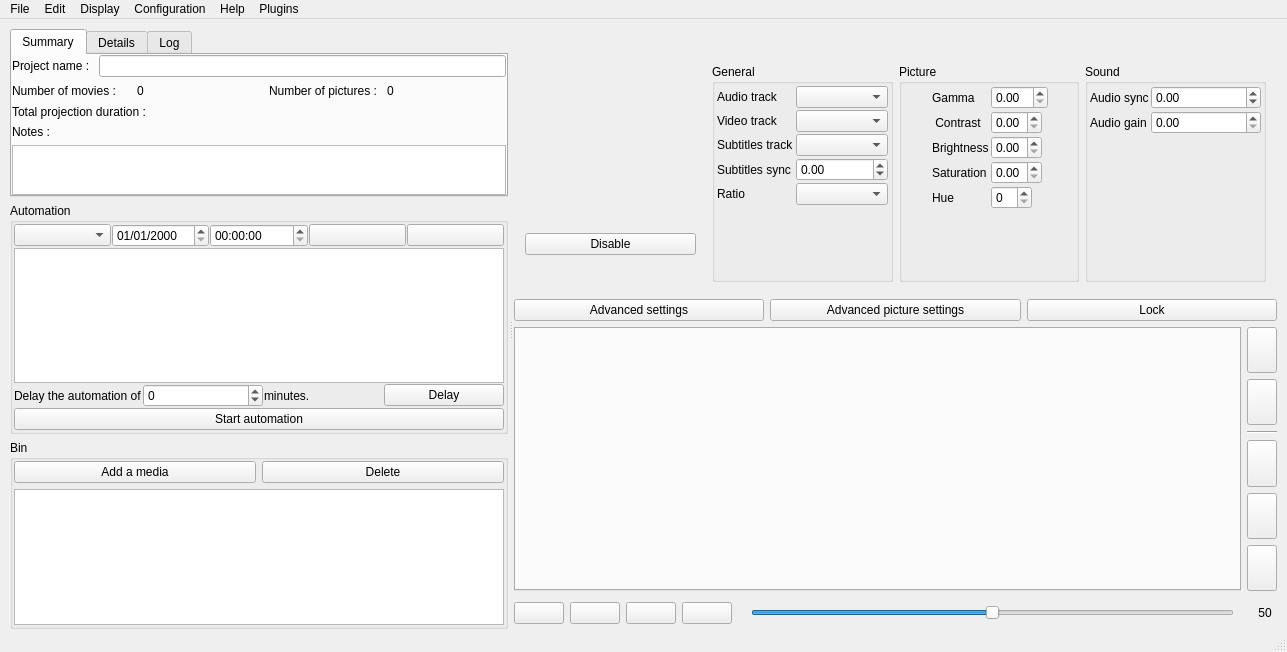
Before: the Qt Designer form src/mainwindow.ui in cinemaouvert/OPP, drawn with Qt 5.
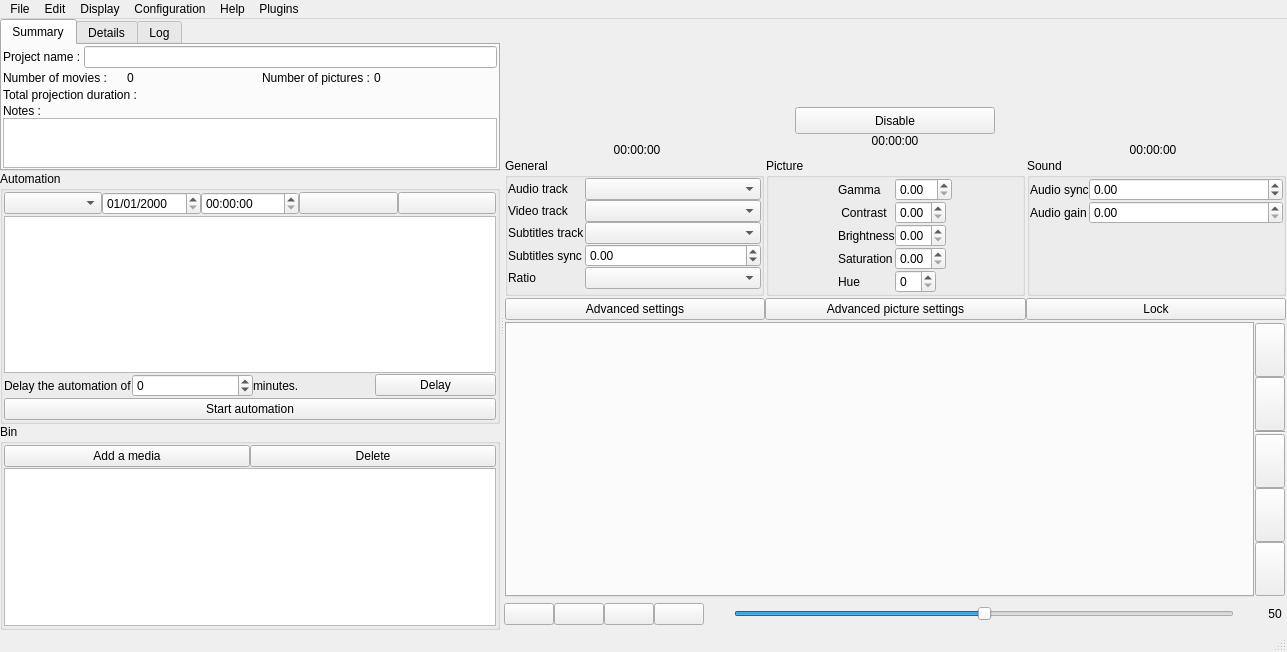
After: the same form once the commit is applied. The open tabs and pages were chosen to show the change. Icons and pictures are not drawn. Custom widgets are drawn as their Qt base class.

Commit message: 3 screens back

The edit to the form file:
```diff
--- a/src/mainwindow.ui
+++ b/src/mainwindow.ui
@@ -18,6 +18,18 @@
   </property>
   <widget class="QWidget" name="centralwidget">
    <layout class="QVBoxLayout" name="verticalLayout_16">
+    <property name="spacing">
+     <number>0</number>
+    </property>
+    <property name="leftMargin">
+     <number>0</number>
+    </property>
+    <property name="topMargin">
+     <number>0</number>
+    </property>
+    <property name="rightMargin">
+     <number>0</number>
+    </property>
     <property name="bottomMargin">
      <number>0</number>
     </property>
@@ -34,8 +46,20 @@
         </size>
        </property>
        <layout class="QVBoxLayout" name="verticalLayout_3">
-        <property name="margin">
-         <number>1</number>
+        <property name="spacing">
+         <number>0</number>
+        </property>
+        <property name="leftMargin">
+         <number>0</number>
+        </property>
+        <property name="topMargin">
+         <number>0</number>
+        </property>
+        <property name="rightMargin">
+         <number>0</number>
+        </property>
+        <property name="bottomMargin">
+         <number>0</number>
         </property>
         <item>
          <widget class="QTabWidget" name="projectTabWidget">
@@ -47,11 +71,26 @@
             <string>Summary</string>
            </attribute>
            <layout class="QVBoxLayout" name="verticalLayout_6">
-            <property name="margin">
-             <number>0</number>
+            <property name="spacing">
+             <number>2</number>
+            </property>
+            <property name="leftMargin">
+             <number>1</number>
+            </property>
+            <property name="topMargin">
+             <number>1</number>
+            </property>
+            <property name="rightMargin">
+             <number>1</number>
+            </property>
+            <property name="bottomMargin">
+             <number>1</number>
             </property>
             <item>
              <layout class="QHBoxLayout" name="horizontalLayout_8">
+              <property name="spacing">
+               <number>0</number>
+              </property>
               <item alignment="Qt::AlignLeft">
                <widget class="QLabel" name="labelprogEdit">
                 <property name="sizePolicy">
@@ -72,6 +111,9 @@
             </item>
             <item>
              <layout class="QHBoxLayout" name="horizontalLayout_9">
+              <property name="spacing">
+               <number>0</number>
+              </property>
               <item>
                <widget class="QLabel" name="label_3">
                 <property name="text">
@@ -104,6 +146,9 @@
             </item>
             <item>
              <layout class="QHBoxLayout" name="horizontalLayout_10">
+              <property name="spacing">
+               <number>0</number>
+              </property>
               <item>
                <widget class="QLabel" name="label_7">
                 <property name="sizePolicy">
@@ -128,6 +173,9 @@
             </item>
             <item>
              <layout class="QVBoxLayout" name="verticalLayout_17">
+              <property name="spacing">
+               <number>0</number>
+              </property>
               <item>
                <widget class="QLabel" name="labelnoteEdit">
                 <property name="sizePolicy">
@@ -166,7 +214,19 @@
             <string>Details</string>
            </attribute>
            <layout class="QVBoxLayout" name="verticalLayout_7">
-            <property name="margin">
+            <property name="spacing">
+             <number>0</number>
+            </property>
+            <property name="leftMargin">
+             <number>0</number>
+            </property>
+            <property name="topMargin">
+             <number>0</number>
+            </property>
+            <property name="rightMargin">
+             <number>0</number>
+            </property>
+            <property name="bottomMargin">
              <number>0</number>
             </property>
             <item>
@@ -204,7 +264,19 @@
             <string>Log</string>
            </attribute>
            <layout class="QVBoxLayout" name="verticalLayout_8">
-            <property name="margin">
+            <property name="spacing">
+             <number>0</number>
+            </property>
+            <property name="leftMargin">
+             <number>0</number>
+            </property>
+            <property name="topMargin">
+             <number>0</number>
+            </property>
+            <property name="rightMargin">
+             <number>0</number>
+            </property>
+            <property name="bottomMargin">
              <number>0</number>
             </property>
             <item>
@@ -227,11 +299,23 @@
            <property name="spacing">
             <number>1</number>
            </property>
-           <property name="margin">
+           <property name="leftMargin">
+            <number>1</number>
+           </property>
+           <property name="topMargin">
+            <number>1</number>
+           </property>
+           <property name="rightMargin">
+            <number>1</number>
+           </property>
+           <property name="bottomMargin">
             <number>1</number>
            </property>
            <item>
             <layout class="QHBoxLayout" name="horizontalLayout_4">
+             <property name="spacing">
+              <number>0</number>
+             </property>
              <item>
               <widget class="QComboBox" name="schedulePlaylistListComboBox"/>
              </item>
@@ -288,6 +372,9 @@
            </item>
            <item>
             <layout class="QHBoxLayout" name="horizontalLayout_5">
+             <property name="spacing">
+              <number>0</number>
+             </property>
              <item>
               <widget class="QLabel" name="label_delay1">
                <property name="text">
@@ -343,11 +430,26 @@
            <string>Bin</string>
           </property>
           <layout class="QVBoxLayout" name="verticalLayout_4">
-           <property name="margin">
+           <property name="spacing">
+            <number>1</number>
+           </property>
+           <property name="leftMargin">
+            <number>1</number>
+           </property>
+           <property name="topMargin">
+            <number>1</number>
+           </property>
+           <property name="rightMargin">
+            <number>1</number>
+           </property>
+           <property name="bottomMargin">
             <number>1</number>
            </property>
            <item>
             <layout class="QHBoxLayout" name="horizontalLayout_3">
+             <property name="spacing">
+              <number>0</number>
+             </property>
              <item>
               <widget class="QPushButton" name="binAddMediaButton">
                <property name="text">
@@ -413,50 +515,194 @@
         </size>
        </property>
        <layout class="QVBoxLayout" name="verticalLayout">
-        <property name="margin">
-         <number>1</number>
+        <property name="spacing">
+         <number>0</number>
+        </property>
+        <property name="leftMargin">
+         <number>0</number>
+        </property>
+        <property name="topMargin">
+         <number>0</number>
+        </property>
+        <property name="rightMargin">
+         <number>0</number>
+        </property>
+        <property name="bottomMargin">
+         <number>0</number>
         </property>
         <item>
          <widget class="QFrame" name="horizontalFrame">
           <layout class="QHBoxLayout" name="horizontalLayout_2">
-           <property name="margin">
-            <number>1</number>
+           <property name="spacing">
+            <number>0</number>
+           </property>
+           <property name="leftMargin">
+            <number>0</number>
+           </property>
+           <property name="topMargin">
+            <number>0</number>
+           </property>
+           <property name="rightMargin">
+            <number>0</number>
+           </property>
+           <property name="bottomMargin">
+            <number>0</number>
            </property>
            <item>
             <widget class="QFrame" name="verticalFrame_3">
              <layout class="QVBoxLayout" name="verticalLayout_2">
-              <property name="margin">
-               <number>1</number>
+              <property name="spacing">
+               <number>0</number>
+              </property>
+              <property name="leftMargin">
+               <number>0</number>
+              </property>
+              <property name="topMargin">
+               <number>0</number>
+              </property>
+              <property name="rightMargin">
+               <number>0</number>
+              </property>
+              <property name="bottomMargin">
+               <number>0</number>
               </property>
               <item>
                <widget class="SeekWidget" name="seekWidget" native="true">
-                <layout class="QGridLayout" name="gridLayout"/>
+                <layout class="QGridLayout" name="gridLayout">
+                 <property name="leftMargin">
+                  <number>0</number>
+                 </property>
+                 <property name="topMargin">
+                  <number>5</number>
+                 </property>
+                 <property name="rightMargin">
+                  <number>0</number>
+                 </property>
+                 <property name="bottomMargin">
+                  <number>0</number>
+                 </property>
+                 <property name="spacing">
+                  <number>0</number>
+                 </property>
+                </layout>
                </widget>
               </item>
               <item>
-               <widget class="QWidget" name="mediaSettingsWidget" native="true">
-                <layout class="QHBoxLayout" name="horizontalLayout_7">
-                 <item>
-                  <widget class="QStackedWidget" name="stackedWidget">
-                   <property name="currentIndex">
-                    <number>0</number>
-                   </property>
-                   <widget class="QWidget" name="page_stream">
-                    <widget class="QWidget" name="layoutWidget">
-                     <property name="geometry">
-                      <rect>
-                       <x>0</x>
-                       <y>10</y>
-                       <width>171</width>
-                       <height>181</height>
-                      </rect>
-                     </property>
-                     <layout class="QVBoxLayout" name="verticalLayout_18">
+               <layout class="QHBoxLayout" name="horizontalLayout_12">
+                <property name="spacing">
+                 <number>0</number>
+                </property>
+                <property name="leftMargin">
+                 <number>0</number>
+                </property>
+                <property name="topMargin">
+                 <number>0</number>
+                </property>
+                <item>
+                 <layout class="QGridLayout" name="gridLayout_Before">
+                  <property name="leftMargin">
+                   <number>0</number>
+                  </property>
+                  <property name="topMargin">
+                   <number>0</number>
+                  </property>
+                  <property name="rightMargin">
+                   <number>0</number>
+                  </property>
+                  <property name="bottomMargin">
+                   <number>0</number>
+                  </property>
+                  <property name="spacing">
+                   <number>0</number>
+                  </property>
+                  <item row="0" column="0">
+                   <widget class="QLabel" name="screenBefore">
+                    <property name="sizePolicy">
+                     <sizepolicy hsizetype="Expanding" vsizetype="Expanding">
+                      <horstretch>0</horstretch>
+                      <verstretch>0</verstretch>
+                     </sizepolicy>
+                    </property>
+                    <property name="maximumSize">
+                     <size>
+                      <width>200</width>
+                      <height>200</height>
+                     </size>
+                    </property>
+                    <property name="text">
+                     <string/>
+                    </property>
+                    <property name="pixmap">
+                     <pixmap resource="../images.qrc">:/icons/resources/images/intertitle.jpg</pixmap>
+                    </property>
+                   </widget>
+                  </item>
+                  <item row="1" column="0">
+                   <widget class="QLabel" name="labelBefore">
+                    <property name="text">
+                     <string>00:00:00</string>
+                    </property>
+                    <property name="alignment">
+                     <set>Qt::AlignCenter</set>
+                    </property>
+                   </widget>
+                  </item>
+                 </layout>
+                </item>
+                <item>
+                 <widget class="QStackedWidget" name="stackedWidget">
+                  <property name="sizePolicy">
+                   <sizepolicy hsizetype="Expanding" vsizetype="Expanding">
+                    <horstretch>0</horstretch>
+                    <verstretch>0</verstretch>
+                   </sizepolicy>
+                  </property>
+                  <property name="maximumSize">
+                   <size>
+                    <width>250</width>
+                    <height>250</height>
+                   </size>
+                  </property>
+                  <property name="currentIndex">
+                   <number>2</number>
+                  </property>
+                  <widget class="QWidget" name="page_stream">
+                   <layout class="QHBoxLayout" name="horizontalLayout_13">
+                    <item>
+                     <layout class="QVBoxLayout" name="verticalLayout_Stream">
+                      <property name="spacing">
+                       <number>0</number>
+                      </property>
                       <item>
-                       <widget class="VideoWidget" name="backWidget" native="true"/>
+                       <widget class="VideoWidget" name="backWidget" native="true">
+                        <property name="sizePolicy">
+                         <sizepolicy hsizetype="Expanding" vsizetype="Expanding">
+                          <horstretch>0</horstretch>
+                          <verstretch>0</verstretch>
+                         </sizepolicy>
+                        </property>
+                        <property name="maximumSize">
+                         <size>
+                          <width>200</width>
+                          <height>173</height>
+                         </size>
+                        </property>
+                       </widget>
                       </item>
                       <item>
                        <widget class="QPushButton" name="disableButton">
+                        <property name="sizePolicy">
+                         <sizepolicy hsizetype="Expanding" vsizetype="Expanding">
+                          <horstretch>0</horstretch>
+                          <verstretch>0</verstretch>
+                         </sizepolicy>
+                        </property>
+                        <property name="maximumSize">
+                         <size>
+                          <width>200</width>
+                          <height>27</height>
+                         </size>
+                        </property>
                         <property name="text">
                          <string>Disable</string>
                         </property>
@@ -469,30 +715,182 @@
                         </property>
                        </widget>
                       </item>
+                      <item>
+                       <widget class="QLabel" name="label_5">
+                        <property name="text">
+                         <string>00:00:00</string>
+                        </property>
+                        <property name="alignment">
+                         <set>Qt::AlignCenter</set>
+                        </property>
+                       </widget>
+                      </item>
                      </layout>
-                    </widget>
+                    </item>
+                   </layout>
+                  </widget>
+                  <widget class="QWidget" name="page_screen">
+                   <layout class="QHBoxLayout" name="horizontalLayout_14">
+                    <item>
+                     <layout class="QGridLayout" name="gridLayout_screen">
+                      <property name="leftMargin">
+                       <number>0</number>
+                      </property>
+                      <property name="spacing">
+                       <number>0</number>
+                      </property>
+                      <item row="0" column="0">
+                       <widget class="QLabel" name="screenBack">
+                        <property name="sizePolicy">
+                         <sizepolicy hsizetype="Expanding" vsizetype="Expanding">
+                          <horstretch>0</horstretch>
+                          <verstretch>0</verstretch>
+                         </sizepolicy>
+                        </property>
+                        <property name="minimumSize">
+                         <size>
+                          <width>0</width>
+                          <height>0</height>
+                         </size>
+                        </property>
+                        <property name="maximumSize">
+                         <size>
+                          <width>200</width>
+                          <height>200</height>
+                         </size>
+                        </property>
+                        <property name="text">
+                         <string/>
+                        </property>
+                        <property name="pixmap">
+                         <pixmap resource="../images.qrc">:/icons/resources/images/intertitle.jpg</pixmap>
+                        </property>
+                       </widget>
+                      </item>
+                      <item row="1" column="0">
+                       <widget class="QLabel" name="label_screen">
+                        <property name="text">
+                         <string>00:00:00</string>
+                        </property>
+                        <property name="alignment">
+                         <set>Qt::AlignCenter</set>
+                        </property>
+                       </widget>
+                      </item>
+                     </layout>
+                    </item>
+                   </layout>
+                  </widget>
+                  <widget class="QWidget" name="page_none">
+                   <layout class="QHBoxLayout" name="horizontalLayout_15">
+                    <item>
+                     <layout class="QGridLayout" name="gridLayout_2">
+                      <property name="spacing">
+                       <number>0</number>
+                      </property>
+                      <item row="0" column="0">
+                       <widget class="QLabel" name="screenBack_2">
+                        <property name="maximumSize">
+                         <size>
+                          <width>200</width>
+                          <height>200</height>
+                         </size>
+                        </property>
+                        <property name="text">
+                         <string/>
+                        </property>
+                        <property name="pixmap">
+                         <pixmap resource="../images.qrc">:/icons/resources/images/intertitle.jpg</pixmap>
+                        </property>
+                       </widget>
+                      </item>
+                      <item row="1" column="0">
+                       <widget class="QLabel" name="label_6">
+                        <property name="text">
+                         <string>00:00:00</string>
+                        </property>
+                        <property name="alignment">
+                         <set>Qt::AlignCenter</set>
+                        </property>
+                       </widget>
+                      </item>
+                     </layout>
+                    </item>
+                   </layout>
+                  </widget>
+                 </widget>
+                </item>
+                <item>
+                 <layout class="QGridLayout" name="gridLayout_After">
+                  <property name="leftMargin">
+                   <number>0</number>
+                  </property>
+                  <property name="topMargin">
+                   <number>0</number>
+                  </property>
+                  <property name="rightMargin">
+                   <number>0</number>
+                  </property>
+                  <property name="bottomMargin">
+                   <number>0</number>
+                  </property>
+                  <property name="spacing">
+                   <number>0</number>
+                  </property>
+                  <item row="1" column="0">
+                   <widget class="QLabel" name="labelAfter">
+                    <property name="text">
+                     <string>00:00:00</string>
+                    </property>
+                    <property name="alignment">
+                     <set>Qt::AlignCenter</set>
+                    </property>
                    </widget>
-                   <widget class="QWidget" name="page_screen">
-                    <widget class="QLabel" name="screenBack">
-                     <property name="geometry">
-                      <rect>
-                       <x>0</x>
-                       <y>20</y>
-                       <width>221</width>
-                       <height>181</height>
-                      </rect>
-                     </property>
-                     <property name="text">
-                      <string/>
-                     </property>
-                     <property name="pixmap">
-                      <pixmap resource="../images.qrc">:/icons/resources/images/intertitle.jpg</pixmap>
-                     </property>
-                    </widget>
+                  </item>
+                  <item row="0" column="0">
+                   <widget class="QLabel" name="screenAfter">
+                    <property name="sizePolicy">
+                     <sizepolicy hsizetype="Expanding" vsizetype="Expanding">
+                      <horstretch>0</horstretch>
+                      <verstretch>0</verstretch>
+                     </sizepolicy>
+                    </property>
+                    <property name="maximumSize">
+                     <size>
+                      <width>200</width>
+                      <height>200</height>
+                     </size>
+                    </property>
+                    <property name="text">
+                     <string/>
+                    </property>
+                    <property name="pixmap">
+                     <pixmap resource="../images.qrc">:/icons/resources/images/intertitle.jpg</pixmap>
+                    </property>
                    </widget>
-                   <widget class="QWidget" name="page_none"/>
-                  </widget>
-                 </item>
+                  </item>
+                 </layout>
+                </item>
+               </layout>
+              </item>
+              <item>
+               <widget class="QWidget" name="mediaSettingsWidget" native="true">
+                <layout class="QHBoxLayout" name="horizontalLayout_7">
+                 <property name="spacing">
+                  <number>0</number>
+                 </property>
+                 <property name="leftMargin">
+                  <number>0</number>
+                 </property>
+                 <property name="topMargin">
+                  <number>0</number>
+                 </property>
+                 <property name="rightMargin">
+                  <number>0</number>
+                 </property>
+                 <property name="bottomMargin">
+                  <number>0</number>
+                 </property>
                  <item>
                   <widget class="QFrame" name="frame">
                    <property name="frameShape">
@@ -502,9 +900,21 @@
                     <enum>QFrame::Raised</enum>
                    </property>
                    <layout class="QVBoxLayout" name="verticalLayout_10">
-                    <property name="margin">
+                    <property name="spacing">
                      <number>0</number>
                     </property>
+                    <property name="leftMargin">
+                     <number>1</number>
+                    </property>
+                    <property name="topMargin">
+                     <number>1</number>
+                    </property>
+                    <property name="rightMargin">
+                     <number>1</number>
+                    </property>
+                    <property name="bottomMargin">
+                     <number>1</number>
+                    </property>
                     <item>
                      <widget class="QGroupBox" name="groupBox_3">
                       <property name="sizePolicy">
@@ -521,10 +931,19 @@
                       </property>
                       <layout class="QVBoxLayout" name="verticalLayout_11">
                        <property name="spacing">
-                        <number>2</number>
+                        <number>0</number>
                        </property>
-                       <property name="margin">
-                        <number>2</number>
+                       <property name="leftMargin">
+                        <number>0</number>
+                       </property>
+                       <property name="topMargin">
+                        <number>0</number>
+                       </property>
+                       <property name="rightMargin">
+                        <number>0</number>
+                       </property>
+                       <property name="bottomMargin">
+                        <number>0</number>
                        </property>
                        <item>
                         <layout class="QFormLayout" name="formLayout_4">
@@ -535,10 +954,10 @@
                           <set>Qt::AlignHCenter|Qt::AlignTop</set>
                          </property>
                          <property name="horizontalSpacing">
-                          <number>2</number>
+                          <number>0</number>
                          </property>
                          <property name="verticalSpacing">
-                          <number>2</number>
+                          <number>0</number>
                          </property>
                          <item row="0" column="0">
                           <widget class="QLabel" name="audioTrackLabel">
@@ -618,9 +1037,21 @@
                     <enum>QFrame::Raised</enum>
                    </property>
                    <layout class="QVBoxLayout" name="verticalLayout_12">
-                    <property name="margin">
+                    <property name="spacing">
                      <number>0</number>
                     </property>
+                    <property name="leftMargin">
+                     <number>1</number>
+                    </property>
+                    <property name="topMargin">
+                     <number>1</number>
+                    </property>
+                    <property name="rightMargin">
+                     <number>1</number>
+                    </property>
+                    <property name="bottomMargin">
+                     <number>1</number>
+                    </property>
                     <item>
                      <widget class="QGroupBox" name="groupBox_4">
                       <property name="sizePolicy">
@@ -634,10 +1065,19 @@
                       </property>
                       <layout class="QVBoxLayout" name="verticalLayout_13" stretch="0">
                        <property name="spacing">
-                        <number>2</number>
+                        <number>0</number>
                        </property>
-                       <property name="margin">
-                        <number>2</number>
+                       <property name="leftMargin">
+                        <number>0</number>
+                       </property>
+                       <property name="topMargin">
+                        <number>0</number>
+                       </property>
+                       <property name="rightMargin">
+                        <number>0</number>
+                       </property>
+                       <property name="bottomMargin">
+                        <number>0</number>
                        </property>
                        <item>
                         <layout class="QFormLayout" name="formLayout">
@@ -645,10 +1085,10 @@
                           <set>Qt::AlignHCenter|Qt::AlignTop</set>
                          </property>
                          <property name="horizontalSpacing">
-                          <number>2</number>
+                          <number>0</number>
                          </property>
                          <property name="verticalSpacing">
-                          <number>2</number>
+                          <number>0</number>
                          </property>
                          <item row="0" column="0">
                           <widget class="QLabel" name="gammaLabel">
@@ -782,9 +1222,21 @@
                     <enum>QFrame::Raised</enum>
                    </property>
                    <layout class="QVBoxLayout" name="verticalLayout_14">
-                    <property name="margin">
+                    <property name="spacing">
                      <number>0</number>
                     </property>
+                    <property name="leftMargin">
+                     <number>1</number>
+                    </property>
+                    <property name="topMargin">
+                     <number>1</number>
+                    </property>
+                    <property name="rightMargin">
+                     <number>1</number>
+                    </property>
+                    <property name="bottomMargin">
+                     <number>1</number>
+                    </property>
                     <item>
                      <widget class="QGroupBox" name="groupBox_5">
                       <property name="sizePolicy">
@@ -798,10 +1250,19 @@
                       </property>
                       <layout class="QVBoxLayout" name="verticalLayout_15">
                        <property name="spacing">
-                        <number>2</number>
+                        <number>0</number>
                        </property>
-                       <property name="margin">
-                        <number>2</number>
+                       <property name="leftMargin">
+                        <number>0</number>
+                       </property>
+                       <property name="topMargin">
+                        <number>0</number>
+                       </property>
+                       <property name="rightMargin">
+                        <number>0</number>
+                       </property>
+                       <property name="bottomMargin">
+                        <number>0</number>
                        </property>
                        <item>
                         <layout class="QFormLayout" name="formLayout_2">
@@ -812,10 +1273,10 @@
                           <set>Qt::AlignHCenter|Qt::AlignTop</set>
                          </property>
                          <property name="horizontalSpacing">
-                          <number>2</number>
+                          <number>0</number>
                          </property>
                          <property name="verticalSpacing">
-                          <number>2</number>
+                          <number>0</number>
                          </property>
                          <item row="0" column="0">
                           <widget class="QLabel" name="audioSyncLabel">
@@ -867,6 +1328,21 @@
         </item>
         <item>
          <layout class="QHBoxLayout" name="horizontalLayout_11">
+          <property name="spacing">
+           <number>0</number>
+          </property>
+          <property name="leftMargin">
+           <number>1</number>
+          </property>
+          <property name="topMargin">
+           <number>1</number>
+          </property>
+          <property name="rightMargin">
+           <number>1</number>
+          </property>
+          <property name="bottomMargin">
+           <number>1</number>
+          </property>
           <item>
            <widget class="QPushButton" name="advancedSettingsButton">
             <property name="text">
@@ -908,6 +1384,21 @@
         </item>
         <item>
          <layout class="QHBoxLayout" name="horizontalLayout">
+          <property name="spacing">
+           <number>0</number>
+          </property>
+          <property name="leftMargin">
+           <number>1</number>
+          </property>
+          <property name="topMargin">
+           <number>1</number>
+          </property>
+          <property name="rightMargin">
+           <number>1</number>
+          </property>
+          <property name="bottomMargin">
+           <number>1</number>
+          </property>
           <item>
            <widget class="QTabWidget" name="playlistsTabWidget">
             <property name="currentIndex">
@@ -923,6 +1414,21 @@
           </item>
           <item>
            <layout class="QVBoxLayout" name="verticalLayout_9">
+            <property name="spacing">
+             <number>0</number>
+            </property>
+            <property name="leftMargin">
+             <number>1</number>
+            </property>
+            <property name="topMargin">
+             <number>1</number>
+            </property>
+            <property name="rightMargin">
+             <number>1</number>
+            </property>
+            <property name="bottomMargin">
+             <number>1</number>
+            </property>
             <item>
              <widget class="QPushButton" name="addPlaylistButton">
               <property name="sizePolicy">
@@ -1076,7 +1582,19 @@
            </sizepolicy>
           </property>
           <layout class="QHBoxLayout" name="horizontalLayout_6">
-           <property name="margin">
+           <property name="spacing">
+            <number>0</number>
+           </property>
+           <property name="leftMargin">
+            <number>0</number>
+           </property>
+           <property name="topMargin">
+            <number>0</number>
+           </property>
+           <property name="rightMargin">
+            <number>0</number>
+           </property>
+           <property name="bottomMargin">
             <number>0</number>
            </property>
            <item>
@@ -1239,7 +1757,7 @@
      <x>0</x>
      <y>0</y>
      <width>1287</width>
-     <height>26</height>
+     <height>25</height>
     </rect>
    </property>
    <widget class="QMenu" name="menuFile">
```
